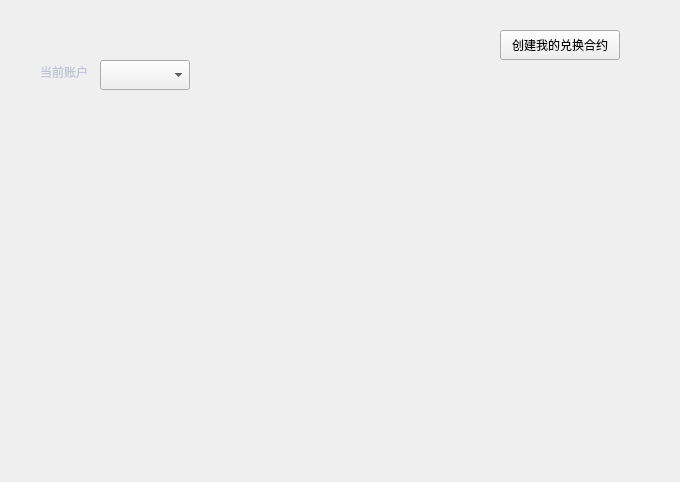
Old version of the form exchange/myexchangecontractpage.ui in the repository HcashOrg/hx-indicator.
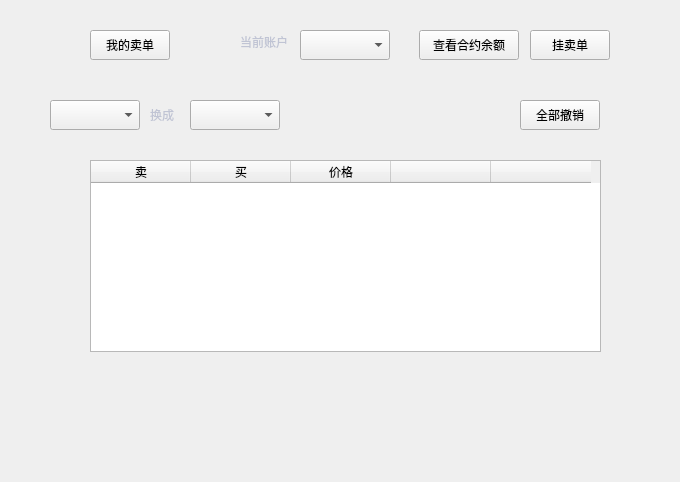
New version of the form.

What changed in the file:
```diff
--- a/exchange/myexchangecontractpage.ui
+++ b/exchange/myexchangecontractpage.ui
@@ -10,27 +10,32 @@
     <height>482</height>
    </rect>
   </property>
+  <property name="font">
+   <font>
+    <family>微软雅黑</family>
+   </font>
+  </property>
   <property name="windowTitle">
    <string>Form</string>
   </property>
   <widget class="QPushButton" name="createBtn">
    <property name="geometry">
     <rect>
-     <x>500</x>
+     <x>530</x>
      <y>30</y>
-     <width>120</width>
+     <width>80</width>
      <height>30</height>
     </rect>
    </property>
    <property name="text">
-    <string>创建我的兑换合约</string>
+    <string>挂卖单</string>
    </property>
   </widget>
   <widget class="QLabel" name="label">
    <property name="geometry">
     <rect>
-     <x>40</x>
-     <y>60</y>
+     <x>240</x>
+     <y>30</y>
      <width>60</width>
      <height>24</height>
     </rect>
@@ -53,8 +58,8 @@
   <widget class="QComboBox" name="accountComboBox">
    <property name="geometry">
     <rect>
-     <x>100</x>
-     <y>60</y>
+     <x>300</x>
+     <y>30</y>
      <width>90</width>
      <height>30</height>
     </rect>
@@ -73,6 +78,246 @@
     <string notr="true"/>
    </property>
   </widget>
+  <widget class="QStackedWidget" name="stackedWidget">
+   <property name="geometry">
+    <rect>
+     <x>0</x>
+     <y>80</y>
+     <width>680</width>
+     <height>402</height>
+    </rect>
+   </property>
+   <property name="currentIndex">
+    <number>1</number>
+   </property>
+   <widget class="QWidget" name="page"/>
+   <widget class="QWidget" name="myOrderPage">
+    <widget class="QTableWidget" name="ordersTableWidget">
+     <property name="geometry">
+      <rect>
+       <x>90</x>
+       <y>80</y>
+       <width>511</width>
+       <height>192</height>
+      </rect>
+     </property>
+     <column>
+      <property name="text">
+       <string>卖</string>
+      </property>
+      <property name="font">
+       <font>
+        <family>微软雅黑</family>
+       </font>
+      </property>
+      <property name="textAlignment">
+       <set>AlignCenter</set>
+      </property>
+     </column>
+     <column>
+      <property name="text">
+       <string>买</string>
+      </property>
+      <property name="font">
+       <font>
+        <family>微软雅黑</family>
+       </font>
+      </property>
+      <property name="textAlignment">
+       <set>AlignCenter</set>
+      </property>
+     </column>
+     <column>
+      <property name="text">
+       <string>价格</string>
+      </property>
+      <property name="font">
+       <font>
+        <family>微软雅黑</family>
+       </font>
+      </property>
+      <property name="textAlignment">
+       <set>AlignCenter</set>
+      </property>
+     </column>
+     <column>
+      <property name="text">
+       <string/>
+      </property>
+     </column>
+     <column>
+      <property name="text">
+       <string/>
+      </property>
+     </column>
+    </widget>
+    <widget class="QComboBox" name="assetComboBox">
+     <property name="geometry">
+      <rect>
+       <x>50</x>
+       <y>20</y>
+       <width>90</width>
+       <height>30</height>
+      </rect>
+     </property>
+     <property name="font">
+      <font>
+       <family>微软雅黑</family>
+       <weight>50</weight>
+       <bold>false</bold>
+      </font>
+     </property>
+     <property name="focusPolicy">
+      <enum>Qt::NoFocus</enum>
+     </property>
+     <property name="styleSheet">
+      <string notr="true"/>
+     </property>
+    </widget>
+    <widget class="QLabel" name="label_2">
+     <property name="geometry">
+      <rect>
+       <x>150</x>
+       <y>20</y>
+       <width>40</width>
+       <height>30</height>
+      </rect>
+     </property>
+     <property name="font">
+      <font>
+       <family>微软雅黑</family>
+      </font>
+     </property>
+     <property name="styleSheet">
+      <string notr="true">color: rgb(192, 196, 212);</string>
+     </property>
+     <property name="text">
+      <string>换成</string>
+     </property>
+     <property name="alignment">
+      <set>Qt::AlignLeading|Qt::AlignLeft|Qt::AlignVCenter</set>
+     </property>
+    </widget>
+    <widget class="QComboBox" name="assetComboBox2">
+     <property name="geometry">
+      <rect>
+       <x>190</x>
+       <y>20</y>
+       <width>90</width>
+       <height>30</height>
+      </rect>
+     </property>
+     <property name="font">
+      <font>
+       <family>微软雅黑</family>
+       <weight>50</weight>
+       <bold>false</bold>
+      </font>
+     </property>
+     <property name="focusPolicy">
+      <enum>Qt::NoFocus</enum>
+     </property>
+     <property name="styleSheet">
+      <string notr="true"/>
+     </property>
+    </widget>
+    <widget class="QPushButton" name="withdrawAllBtn">
+     <property name="geometry">
+      <rect>
+       <x>520</x>
+       <y>20</y>
+       <width>80</width>
+       <height>30</height>
+      </rect>
+     </property>
+     <property name="text">
+      <string>全部撤销</string>
+     </property>
+    </widget>
+   </widget>
+   <widget class="QWidget" name="balancesPage">
+    <widget class="QTableWidget" name="balancesTableWidget">
+     <property name="geometry">
+      <rect>
+       <x>70</x>
+       <y>60</y>
+       <width>511</width>
+       <height>192</height>
+      </rect>
+     </property>
+     <column>
+      <property name="text">
+       <string>币种</string>
+      </property>
+      <property name="font">
+       <font>
+        <family>微软雅黑</family>
+       </font>
+      </property>
+      <property name="textAlignment">
+       <set>AlignCenter</set>
+      </property>
+     </column>
+     <column>
+      <property name="text">
+       <string>余额</string>
+      </property>
+      <property name="font">
+       <font>
+        <family>微软雅黑</family>
+       </font>
+      </property>
+      <property name="textAlignment">
+       <set>AlignCenter</set>
+      </property>
+     </column>
+     <column>
+      <property name="text">
+       <string/>
+      </property>
+      <property name="font">
+       <font>
+        <family>微软雅黑</family>
+       </font>
+      </property>
+      <property name="textAlignment">
+       <set>AlignCenter</set>
+      </property>
+     </column>
+     <column>
+      <property name="text">
+       <string/>
+      </property>
+     </column>
+    </widget>
+   </widget>
+  </widget>
+  <widget class="QPushButton" name="balanceBtn">
+   <property name="geometry">
+    <rect>
+     <x>419</x>
+     <y>30</y>
+     <width>100</width>
+     <height>30</height>
+    </rect>
+   </property>
+   <property name="text">
+    <string>查看合约余额</string>
+   </property>
+  </widget>
+  <widget class="QPushButton" name="myOrdersBtn">
+   <property name="geometry">
+    <rect>
+     <x>90</x>
+     <y>30</y>
+     <width>80</width>
+     <height>30</height>
+    </rect>
+   </property>
+   <property name="text">
+    <string>我的卖单</string>
+   </property>
+  </widget>
  </widget>
  <resources/>
  <connections/>
```
Left out of the diff: 2 changed lines with no effect on the pictures.
